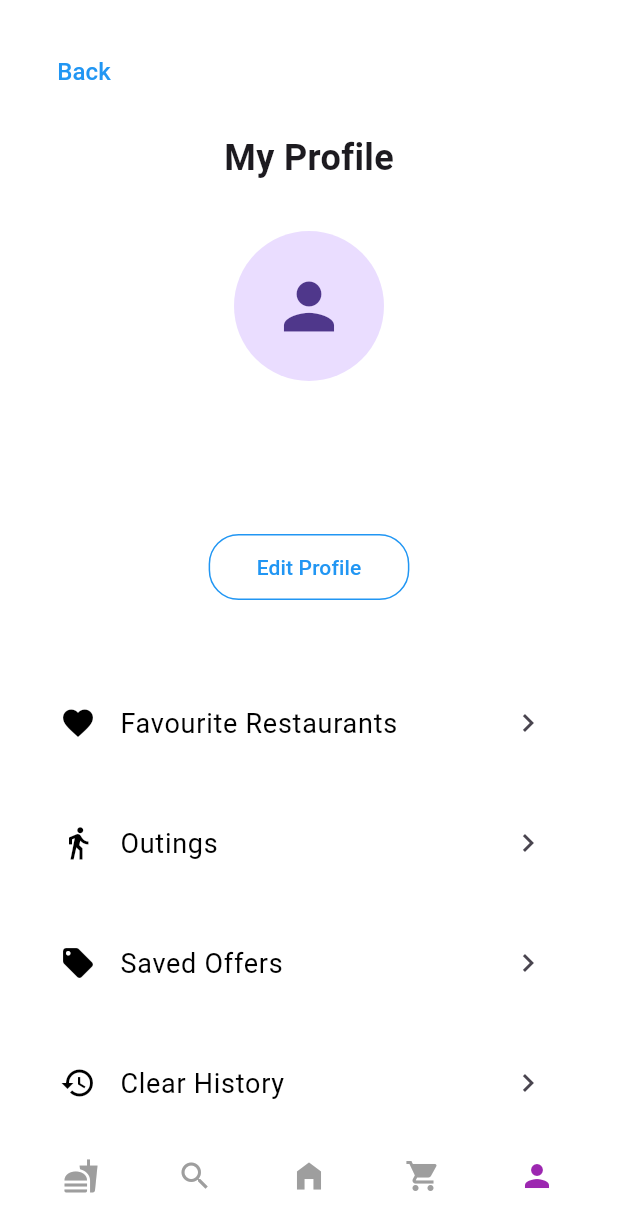
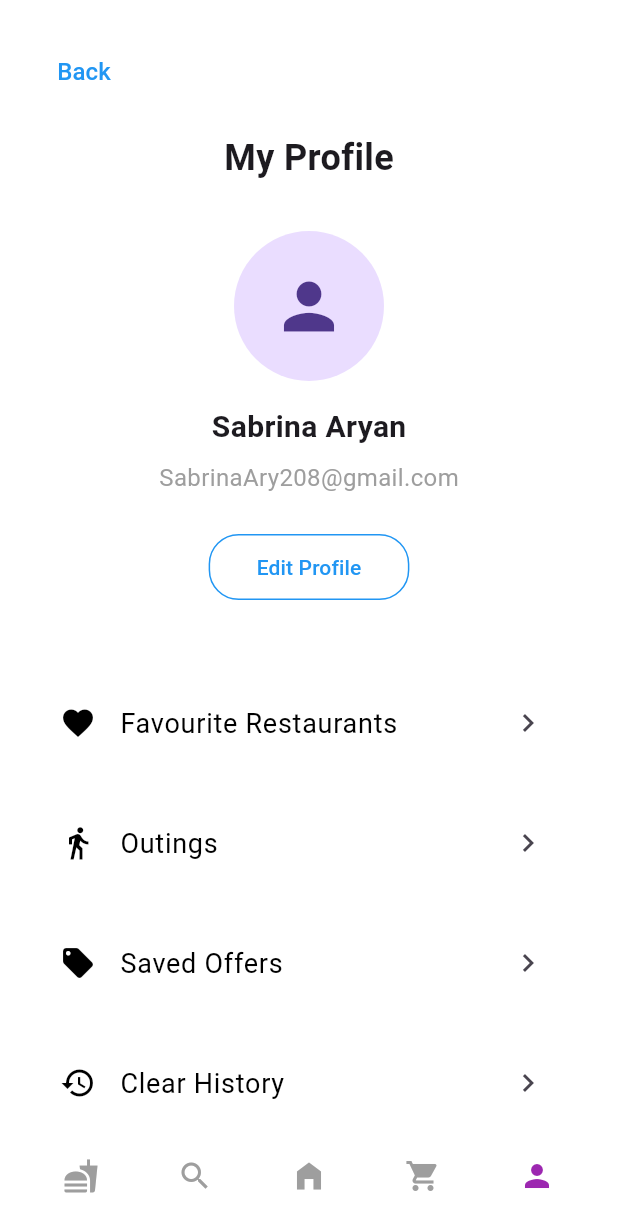
Before and after one commit to AbdulGaffarImon75/FLUTTER-APP-OPOTATO, a Flutter app: the ProfilePage screen opened directly, on a phone screen of 412 x 824 dp. Shown: the top 1232 px of the screen. Run offline on Flutter 3.47's test engine with Material 3 defaults, Android fonts, the phone set to English and light mode, and no system bars; our stand-ins replace cloud_firestore, firebase_auth, firebase_core; accounts and stored records are empty; network calls fail.

Commit message:
new update

```diff
--- a/lib/pages/home_page.dart
+++ b/lib/pages/home_page.dart
@@ -119,6 +119,7 @@ class HomePage extends StatelessWidget {
                       _actionButton(Icons.local_offer, "Offers"),
                       _actionButton(Icons.person_add, "Following"),
                       _actionButton(Icons.shopping_bag, "Order"),
+                      _actionButton(Icons.shopping_bag, "Boishakh Offer"),
                     ],
                   ),
                 ),
--- a/lib/pages/login_page.dart
+++ b/lib/pages/login_page.dart
@@ -3,6 +3,7 @@ import 'package:flutter_application_1/pages/signup_page.dart';
 import 'package:flutter_application_1/auth_service.dart';
 import 'bottom_nav_bar.dart';
 import 'home_page.dart';
+import 'profile_page.dart';
 
 class LoginPage extends StatefulWidget {
   const LoginPage({super.key});
@@ -31,7 +32,7 @@ class _LoginPageState extends State<LoginPage> {
     if (user != null && mounted) {
       Navigator.pushReplacement(
         context,
-        MaterialPageRoute(builder: (context) => const HomePage()),
+        MaterialPageRoute(builder: (context) => const ProfilePage()),
       );
     }
   }
--- a/lib/pages/profile_edit_page.dart
+++ b/lib/pages/profile_edit_page.dart
@@ -43,7 +43,7 @@ class _EditProfilePageState extends State<EditProfilePage> {
   @override
   Widget build(BuildContext context) {
     return Scaffold(
-      backgroundColor: Colors.white,
+      backgroundColor: const Color.fromARGB(255, 137, 6, 6),
       body: SafeArea(
         child: Stack(
           children: [
--- a/lib/pages/profile_page.dart
+++ b/lib/pages/profile_page.dart
@@ -1,43 +1,9 @@
 import 'package:flutter/material.dart';
-import 'package:firebase_auth/firebase_auth.dart';
-import 'package:cloud_firestore/cloud_firestore.dart';
 import 'package:flutter_application_1/pages/profile_edit_page.dart';
 import 'bottom_nav_bar.dart';
 
-class ProfilePage extends StatefulWidget {
+class ProfilePage extends StatelessWidget {
   const ProfilePage({super.key});
-
-  @override
-  State<ProfilePage> createState() => _ProfilePageState();
-}
-
-class _ProfilePageState extends State<ProfilePage> {
-  String name = '';
-  String email = '';
-
-  @override
-  void initState() {
-    super.initState();
-    fetchProfile();
-  }
-
-  Future<void> fetchProfile() async {
-    final user = FirebaseAuth.instance.currentUser;
-    if (user != null) {
-      final doc =
-          await FirebaseFirestore.instance
-              .collection('users')
-              .doc(user.uid)
-              .get();
-      final data = doc.data();
-      if (data != null) {
-        setState(() {
-          name = data['name'] ?? '';
-          email = data['email'] ?? '';
-        });
-      }
-    }
-  }
 
   @override
   Widget build(BuildContext context) {
@@ -83,25 +49,20 @@ class _ProfilePageState extends State<ProfilePage> {
                       ),
                     ),
                     const SizedBox(height: 16),
-                    Center(
-                      // const Text('Sabrina Aryan'),
+                    const Center(
                       child: Text(
-                        name,
-                        style: const TextStyle(
+                        'Sabrina Aryan',
+                        style: TextStyle(
                           fontSize: 20,
                           fontWeight: FontWeight.bold,
                         ),
                       ),
                     ),
                     const SizedBox(height: 8),
-                    Center(
-                      // const Text('SabrinaAry208@gmail.com'),
+                    const Center(
                       child: Text(
-                        email,
-                        style: const TextStyle(
-                          fontSize: 16,
-                          color: Colors.grey,
-                        ),
+                        'SabrinaAry208@gmail.com',
+                        style: TextStyle(fontSize: 16, color: Colors.grey),
                       ),
                     ),
                     const SizedBox(height: 24),
```
Also changed, not shown: lib/pages/signup_page.dart (+13 -10 lines).
